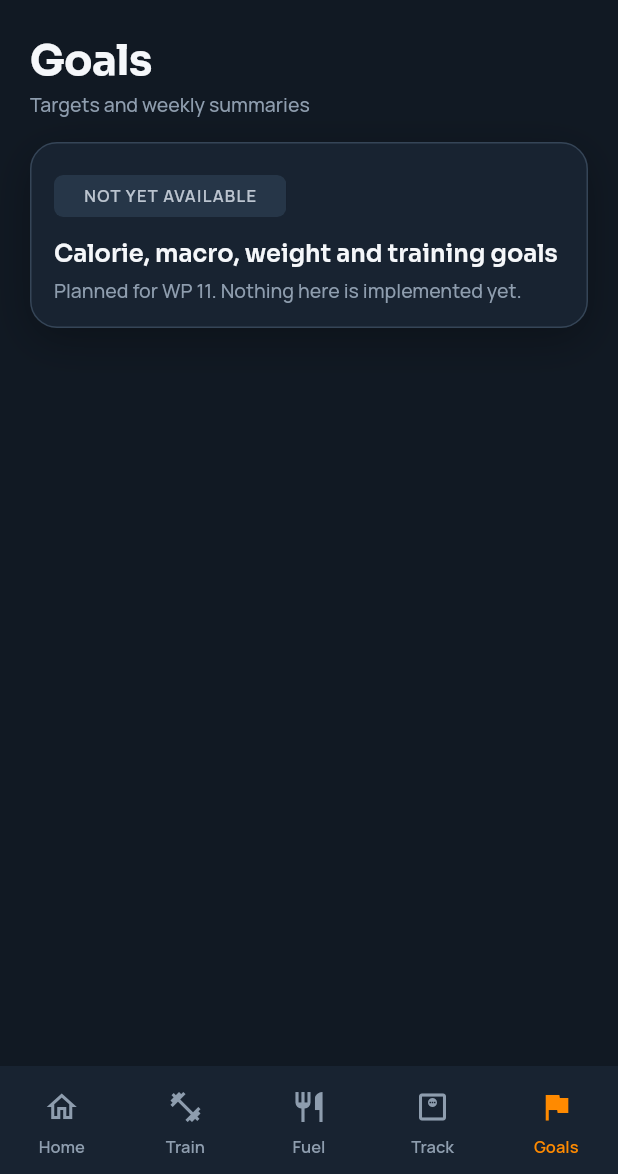
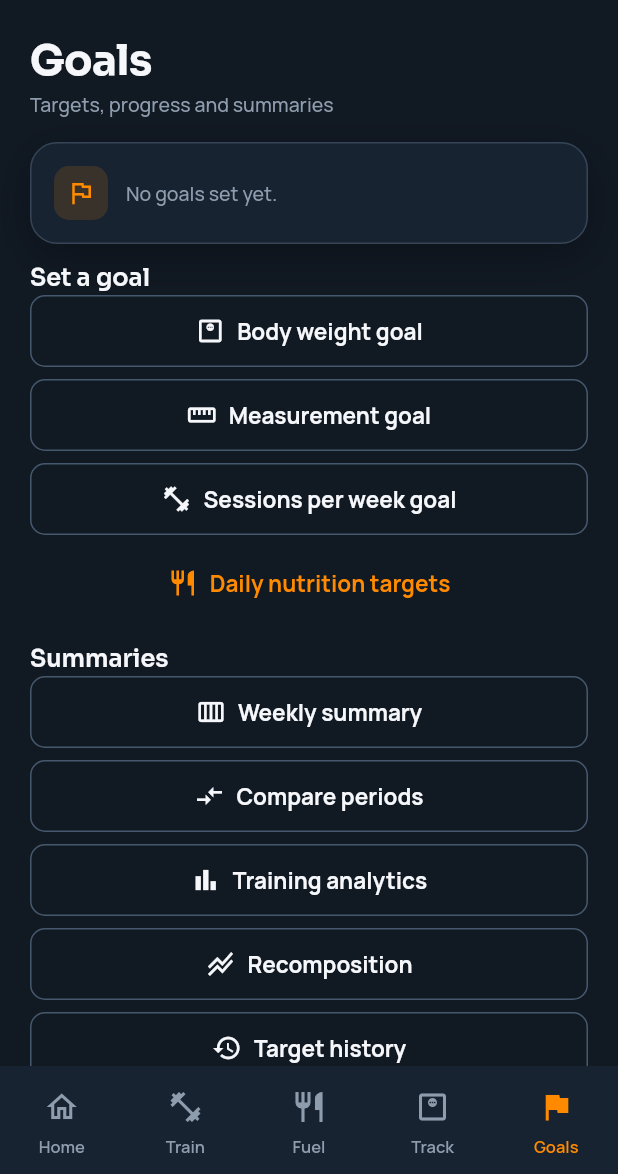
Before and after one commit to kreczmans-creator/repforge, a Flutter app: the screen it shows after launch, item 5 of the bottom bar chosen, on a phone screen of 412 x 824 dp, the part 62-1236 px from its top. Run offline on Flutter 3.47's test engine with Material 3 defaults, Android fonts, the phone set to English and light mode, and no system bars; our stand-ins replace dio, drift, drift_flutter, flutter_local_notifications, flutter_riverpod, freezed_annotation and 4 more; missing offline and left inert: file_selector, mobile_scanner; accounts and stored records are empty; generated files the repository leaves out were written again; statements that could not run were skipped.

Commit message:
feat(analytics): Goals home with progress cards and router entries (WP 11)
Replaces the Goals placeholder with GoalsHomeScreen: a card per active
goal showing current value, target, percentage, date range and basis,
with tap-through to the entries (GOL-008), plus entries to the editors
and summaries. Adds the RfRoutes constants for the WP 11 screens and a
SaveGoal use case with its provider.

Co-Authored-By: Claude Fable 5.1 <noreply@anthropic.com>
Claude-Session: https://claude.ai/code/session_01U3ovyvcCM4crd1r9i4WC1E

```diff
--- a/app/lib/app/router.dart
+++ b/app/lib/app/router.dart
@@ -1,9 +1,13 @@
 import 'package:flutter/foundation.dart';
 import 'package:flutter/material.dart';
+import 'package:flutter_riverpod/flutter_riverpod.dart';
 import 'package:go_router/go_router.dart';
 import 'package:repforge/domain/core/calendar_date.dart';
+import 'package:repforge/domain/goals/goals.dart';
 import 'package:repforge/domain/measurements/measurement_period.dart';
 import 'package:repforge/domain/measurements/measurements.dart';
+import 'package:repforge/features/analytics/application/analytics_providers.dart';
+import 'package:repforge/features/analytics/presentation/goals_home_screen.dart';
 import 'package:repforge/features/dashboard/presentation/home_screen.dart';
 import 'package:repforge/features/delivery/presentation/owner_blocker_detail_screen.dart';
 import 'package:repforge/features/delivery/presentation/owner_blockers_screen.dart';
@@ -25,7 +29,6 @@ import 'package:repforge/features/recipes/presentation/recipe_editor_screen.dart
 import 'package:repforge/features/recipes/presentation/recipe_list_screen.dart';
 import 'package:repforge/features/settings/presentation/backup_screen.dart';
 import 'package:repforge/features/settings/presentation/settings_screen.dart';
-import 'package:repforge/features/shell/pillar_placeholder_screen.dart';
 import 'package:repforge/features/training/presentation/exercise_detail_screen.dart';
 import 'package:repforge/features/training/presentation/exercise_editor_screen.dart';
 import 'package:repforge/features/training/presentation/exercise_library_screen.dart';
@@ -120,6 +123,31 @@ abstract final class RfRoutes {
       site == null ? '/track/compare' : '/track/compare?site=${site.name}';
   static const goals = '/goals';
 
+  /// Goal editor for [kind] (body weight, measurement or sessions per week;
+  /// GOL-003..005), with the body [site] of a measurement goal.
+  static String goalsEdit(GoalKind kind, [MeasurementSite? site]) =>
+      site == null
+      ? '/goals/edit/${kind.name}'
+      : '/goals/edit/${kind.name}?site=${site.name}';
+
+  /// Target history (GOL-006).
+  static const goalsHistory = '/goals/history';
+
+  /// Weekly summary (GOL-007).
+  static const goalsWeekly = '/goals/weekly';
+
+  /// Period comparison (GOL-009).
+  static const goalsCompare = '/goals/compare';
+
+  /// Training analytics (TRN-027).
+  static const goalsTraining = '/goals/training';
+
+  /// Progress of the exercise [id] (TRN-028).
+  static String goalsExercise(String id) => '/goals/training/exercise/$id';
+
+  /// Recomposition view (GOL-010).
+  static const goalsRecomposition = '/goals/recomposition';
+
   static const settings = '/settings';
 
   /// Backup and restore (DAT-004, BCM-009(2)).
@@ -135,12 +163,10 @@ abstract final class RfRoutes {
   static const gallery = '/gallery';
 }
 
-// TODO(placeholder): The Goals branch shows a labelled RfNotYetAvailable
-// screen until WP 11 delivers it (standards §10).
 /// Application router: brand app bar, five-pillar bottom navigation
 /// (Home · Train · Fuel · Track · Goals, per the brand mock-up) with one
 /// branch per tab. Train hosts the exercise library, Fuel nutrition, Track
-/// body-weight logging; Goals is a labelled placeholder until WP 11.
+/// body-weight logging; Goals hosts targets, progress and summaries.
 final _rootKey = GlobalKey<NavigatorState>();
 
 GoRouter createRouter({String initialLocation = RfRoutes.home}) => GoRouter(
@@ -398,12 +424,7 @@ GoRouter createRouter({String initialLocation = RfRoutes.home}) => GoRouter(
           routes: [
             GoRoute(
               path: RfRoutes.goals,
-              builder: (context, state) => const PillarPlaceholderScreen(
-                title: 'Goals',
-                caption: 'Targets and weekly summaries',
-                feature: 'Calorie, macro, weight and training goals',
-                workPackage: 'WP 11',
-              ),
+              builder: (context, state) => const GoalsHomeScreen(),
             ),
           ],
         ),
@@ -456,13 +477,16 @@ class _UnknownMeasurementScreen extends StatelessWidget {
   );
 }
 
-class _Shell extends StatelessWidget {
+class _Shell extends ConsumerWidget {
   const _Shell({required this.shell});
 
   final StatefulNavigationShell shell;
 
+  /// Index of the Goals branch.
+  static const _goalsIndex = 4;
+
   @override
-  Widget build(BuildContext context) {
+  Widget build(BuildContext context, WidgetRef ref) {
     final rf = context.rf;
     return Scaffold(
       appBar: AppBar(
@@ -493,10 +517,12 @@ class _Shell extends StatelessWidget {
         ),
         child: NavigationBar(
           selectedIndex: shell.currentIndex,
-          onDestinationSelected: (index) => shell.goBranch(
-            index,
-            initialLocation: index == shell.currentIndex,
-          ),
+          onDestinationSelected: (index) {
+            // Goal progress watches only the newest rows; opening the tab
+            // re-reads it so edits of older rows show.
+            if (index == _goalsIndex) ref.invalidate(goalProgressProvider);
+            shell.goBranch(index, initialLocation: index == shell.currentIndex);
+          },
           destinations: const [
             NavigationDestination(
               key: Key('nav-home'),
--- /dev/null
+++ b/app/lib/features/analytics/presentation/goals_home_screen.dart
@@ -0,0 +1,288 @@
+import 'package:flutter/material.dart';
+import 'package:flutter_riverpod/flutter_riverpod.dart';
+import 'package:go_router/go_router.dart';
+import 'package:repforge/app/router.dart';
+import 'package:repforge/domain/analytics/goal_progress.dart';
+import 'package:repforge/domain/analytics/metric.dart';
+import 'package:repforge/domain/goals/goals.dart';
+import 'package:repforge/domain/measurements/measurements.dart';
+import 'package:repforge/domain/units/format.dart';
+import 'package:repforge/features/analytics/application/analytics_providers.dart';
+import 'package:repforge/features/analytics/presentation/analytics_widgets.dart';
+import 'package:repforge/ui/components/rf_button.dart';
+import 'package:repforge/ui/components/rf_card.dart';
+import 'package:repforge/ui/components/rf_screen_title.dart';
+import 'package:repforge/ui/components/rf_section_header.dart';
+import 'package:repforge/ui/components/rf_states.dart';
+import 'package:repforge/ui/tokens.dart';
+
+/// Goals tab: progress of every active goal (GOL-008) and the entries to the
+/// editors and the summaries. Text is descriptive only (GOL-011).
+class GoalsHomeScreen extends ConsumerStatefulWidget {
+  const GoalsHomeScreen({super.key});
+
+  @override
+  ConsumerState<GoalsHomeScreen> createState() => _GoalsHomeScreenState();
+}
+
+class _GoalsHomeScreenState extends ConsumerState<GoalsHomeScreen> {
+  @override
+  void initState() {
+    super.initState();
+    // The provider watches only the newest rows; re-read on open.
+    ref.invalidate(goalProgressProvider);
+  }
+
+  /// Pushes [route] and re-reads the progress when the user comes back.
+  Future<void> _open(String route) async {
+    await context.push<Object?>(route);
+    if (mounted) ref.invalidate(goalProgressProvider);
+  }
+
+  @override
+  Widget build(BuildContext context) {
+    final progress = ref.watch(goalProgressProvider);
+    return ListView(
+      padding: const EdgeInsets.symmetric(horizontal: RfSpace.gutter),
+      children: [
+        const RfScreenTitle(
+          title: 'Goals',
+          caption: 'Targets, progress and summaries',
+        ),
+        analyticsWhen<List<GoalProgress>>(
+          progress,
+          errorKey: const Key('goals-error'),
+          onRetry: () => ref.invalidate(goalProgressProvider),
+          data: (list) => list.isEmpty
+              ? const RfEmptyState(
+                  key: Key('goals-empty'),
+                  icon: Icons.flag_outlined,
+                  message: 'No goals set yet.',
+                )
+              : Column(
+                  children: [
+                    for (final p in list) ...[
+                      _GoalCard(progress: p, onOpen: _open),
+                      const SizedBox(height: RfSpace.s3),
+                    ],
+                  ],
+                ),
+        ),
+        const SizedBox(height: RfSpace.s3),
+        const RfSectionHeader(title: 'Set a goal'),
+        RfButton(
+          key: const Key('goal-set-bodyWeight'),
+          label: 'Body weight goal',
+          icon: Icons.monitor_weight_outlined,
+          variant: RfButtonVariant.secondary,
+          onPressed: () => _open(RfRoutes.goalsEdit(GoalKind.bodyWeight)),
+        ),
+        const SizedBox(height: RfSpace.s2),
+        RfButton(
+          key: const Key('goal-set-measurement'),
+          label: 'Measurement goal',
+          icon: Icons.straighten,
+          variant: RfButtonVariant.secondary,
+          onPressed: () => _open(RfRoutes.goalsEdit(GoalKind.measurement)),
+        ),
+        const SizedBox(height: RfSpace.s2),
+        RfButton(
+          key: const Key('goal-set-sessionsPerWeek'),
+          label: 'Sessions per week goal',
+          icon: Icons.fitness_center,
+          variant: RfButtonVariant.secondary,
+          onPressed: () => _open(RfRoutes.goalsEdit(GoalKind.sessionsPerWeek)),
+        ),
+        const SizedBox(height: RfSpace.s2),
+        RfButton(
+          key: const Key('goals-open-targets'),
+          label: 'Daily nutrition targets',
+          icon: Icons.restaurant_outlined,
+          variant: RfButtonVariant.tertiary,
+          onPressed: () => context.push(RfRoutes.settings),
+        ),
+        const SizedBox(height: RfSpace.s4),
+        const RfSectionHeader(title: 'Summaries'),
+        RfButton(
+          key: const Key('goals-open-weekly'),
+          label: 'Weekly summary',
+          icon: Icons.calendar_view_week_outlined,
+          variant: RfButtonVariant.secondary,
+          onPressed: () => context.push(RfRoutes.goalsWeekly),
+        ),
+        const SizedBox(height: RfSpace.s2),
+        RfButton(
+          key: const Key('goals-open-compare'),
+          label: 'Compare periods',
+          icon: Icons.compare_arrows,
+          variant: RfButtonVariant.secondary,
+          onPressed: () => context.push(RfRoutes.goalsCompare),
+        ),
+        const SizedBox(height: RfSpace.s2),
+        RfButton(
+          key: const Key('goals-open-training'),
+          label: 'Training analytics',
+          icon: Icons.bar_chart,
+          variant: RfButtonVariant.secondary,
+          onPressed: () => context.push(RfRoutes.goalsTraining),
+        ),
+        const SizedBox(height: RfSpace.s2),
+        RfButton(
+          key: const Key('goals-open-recomposition'),
+          label: 'Recomposition',
+          icon: Icons.stacked_line_chart,
+          variant: RfButtonVariant.secondary,
+          onPressed: () => context.push(RfRoutes.goalsRecomposition),
+        ),
+        const SizedBox(height: RfSpace.s2),
+        RfButton(
+          key: const Key('goals-open-history'),
+          label: 'Target history',
+          icon: Icons.history,
+          variant: RfButtonVariant.secondary,
+          onPressed: () => context.push(RfRoutes.goalsHistory),
+        ),
+        const SizedBox(height: RfSpace.s8),
+      ],
+    );
+  }
+}
+
+/// The suffix of a goal card key: the kind, plus the site of a measurement.
+String goalKeySuffix(Goal goal) => goal.kind == GoalKind.measurement
+    ? 'measurement-${goal.site?.name ?? 'none'}'
+    : goal.kind.name;
+
+String _title(Goal goal) => switch (goal.kind) {
+  GoalKind.bodyWeight => 'Body weight',
+  GoalKind.measurement => goal.site?.label ?? 'Measurement',
+  GoalKind.sessionsPerWeek => 'Sessions per week',
+  _ => goal.kind.name,
+};
+
+String _entriesRoute(GoalProgress p) => switch (p.drillDown.kind) {
+  DrillDownKind.weightEntries => RfRoutes.trackSite(MeasurementSite.weight),
+  DrillDownKind.measurementEntries => RfRoutes.trackSite(
+    p.drillDown.site ?? MeasurementSite.waist,
+  ),
+  DrillDownKind.sessions => RfRoutes.trainHistory,
+};
+
+String _entriesLabel(GoalProgress p) => switch (p.drillDown.kind) {
+  DrillDownKind.weightEntries => 'View weight entries',
+  DrillDownKind.measurementEntries => 'View measurement entries',
+  DrillDownKind.sessions => 'View workouts',
+};
+
+class _GoalCard extends StatelessWidget {
+  const _GoalCard({required this.progress, required this.onOpen});
+
+  final GoalProgress progress;
+  final Future<void> Function(String route) onOpen;
+
+  @override
+  Widget build(BuildContext context) {
+    final p = progress;
+    final goal = p.goal;
+    final suffix = goalKeySuffix(goal);
+    final theme = Theme.of(context);
+    final rf = context.rf;
+    final isSessions = goal.kind == GoalKind.sessionsPerWeek;
+    final current = p.current;
+    final currentText = current.valueOrNull == null
+        ? notEnoughDataText
+        : isSessions
+        ? '${formatNumber(current.valueOrNull!)} sessions'
+        : '${formatNumber(current.valueOrNull!)} ${p.unit}';
+    final targetText =
+        '${formatNumber(goal.target)} ${p.unit}'
+        '${goal.endDate == null ? '' : ' by ${_day(goal.endDate!)}'}';
+    final percent = p.percent;
+    final basis = switch (current) {
+      MetricValue<double>(:final basis) => basis.describe(),
+      NotEnoughData<double>(:final reason) => reason,
+    };
+    return RfCard(
+      key: Key('goal-card-$suffix'),
+      accentEdge: true,
+      onTap: () => onOpen(_entriesRoute(p)),
+      child: Column(
+        crossAxisAlignment: CrossAxisAlignment.start,
+        children: [
+          Text(_title(goal), style: theme.textTheme.titleMedium),
+          const SizedBox(height: RfSpace.s2),
+          FigureRow(
+            key: Key('goal-current-$suffix'),
+            label: isSessions ? 'This week' : 'Current',
+            value: currentText,
+          ),
+          FigureRow(
+            key: Key('goal-target-$suffix'),
+            label: 'Target',
+            value: targetText,
+          ),
+          FigureRow(
+            key: Key('goal-percent-$suffix'),
+            label: 'Progress',
+            value: percent == null
+                ? notEnoughDataText
+                : '${formatNumber(percent)} %',
+          ),
+          if (percent != null) ...[
+            const SizedBox(height: RfSpace.s1),
+            ClipRRect(
+              borderRadius: BorderRadius.circular(RfRadius.pill),
+              child: LinearProgressIndicator(
+                value: (percent / 100).clamp(0, 1),
+                minHeight: 6,
+                color: rf.accent,
+                backgroundColor: rf.track,
+              ),
+            ),
+          ],
+          const SizedBox(height: RfSpace.s2),
+          Text(
+            p.statement,
+            key: Key('goal-statement-$suffix'),
+            style: theme.textTheme.bodyMedium,
+          ),
+          const SizedBox(height: RfSpace.s1),
+          Text(
+            'Range ${rangeText(p.drillDown.from, p.drillDown.to)}',
+            key: Key('goal-range-$suffix'),
+            style: context.rfText.caption,
+          ),
+          Text(
+            basis,
+            key: Key('goal-basis-$suffix'),
+            style: context.rfText.caption,
+          ),
+          const SizedBox(height: RfSpace.s2),
+          Wrap(
+            spacing: RfSpace.s2,
+            children: [
+              TextButton(
+                key: Key('goal-entries-$suffix'),
+                onPressed: () => onOpen(_entriesRoute(p)),
+                child: Text(_entriesLabel(p)),
+              ),
+              TextButton(
+                key: Key('goal-edit-$suffix'),
+                onPressed: () =>
+                    onOpen(RfRoutes.goalsEdit(goal.kind, goal.site)),
+                child: const Text('Edit goal'),
+              ),
+            ],
+          ),
+        ],
+      ),
+    );
+  }
+
+  static String _day(DateTime d) {
+    final l = d.toLocal();
+    return '${l.year.toString().padLeft(4, '0')}-'
+        '${l.month.toString().padLeft(2, '0')}-'
+        '${l.day.toString().padLeft(2, '0')}';
+  }
+}
```
Also changed, not shown: app/lib/features/analytics/application/goal_providers.dart (added, +12 -0 lines), app/lib/features/analytics/application/save_goal.dart (added, +162 -0 lines), app/lib/features/analytics/presentation/analytics_widgets.dart (added, +151 -0 lines), 3 other files.
